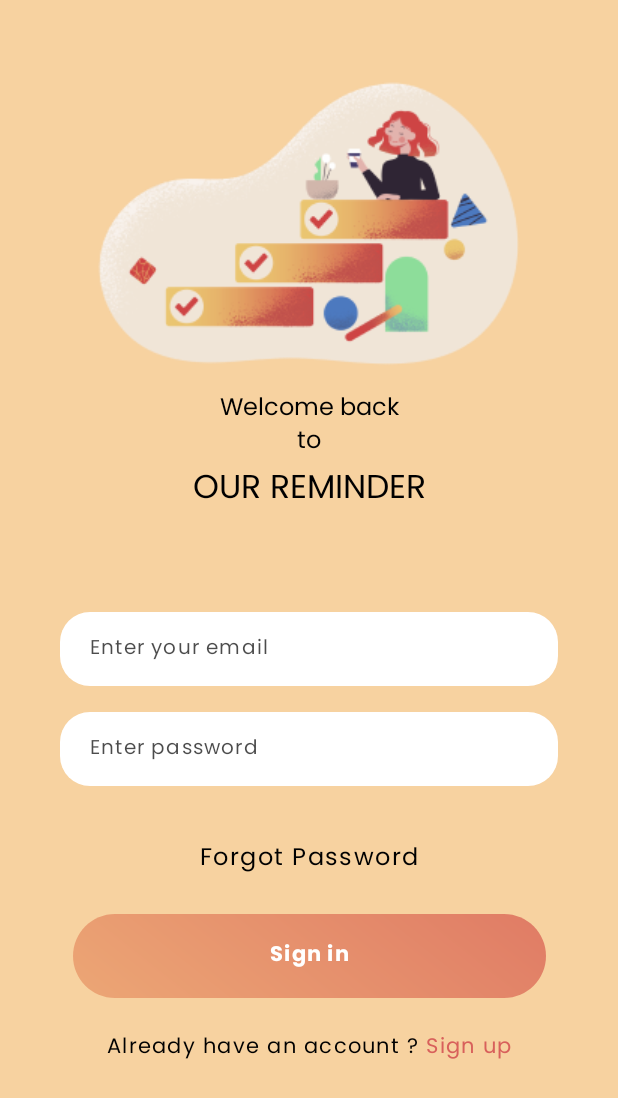
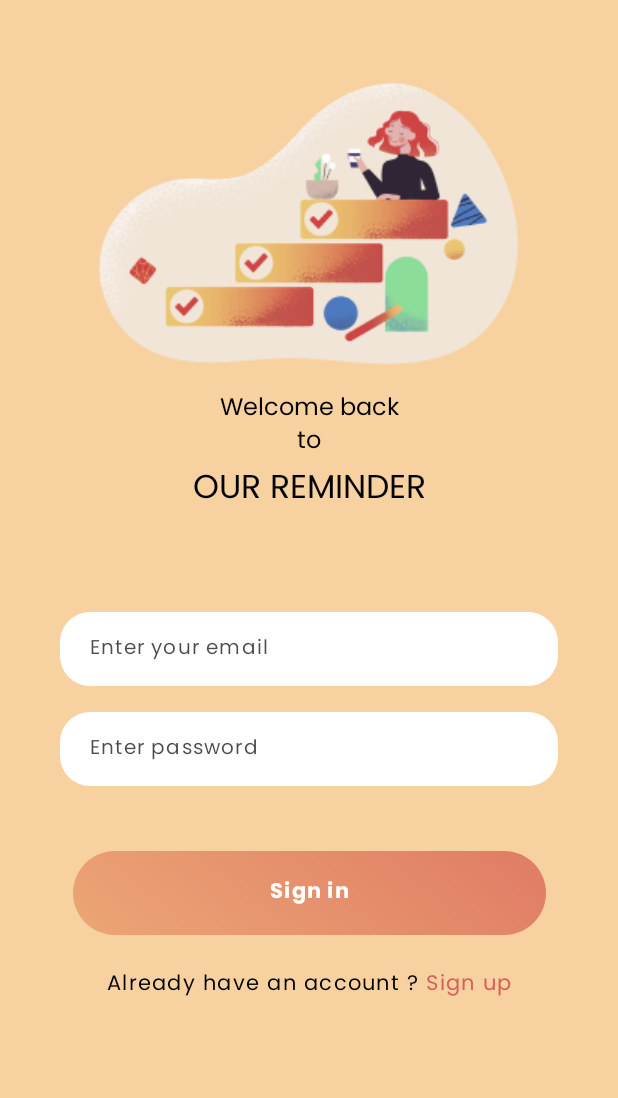
Before and after one commit to anga35/ToDoListApp, an Android app: the SignInActivity screen opened directly, with no data from a screen before it, on a phone screen of 412 x 824 dp. Shown: the top 1098 px of the screen. Run offline under Robolectric (Android 15) with nearby library versions, the light colour scheme and no system bars; our stand-ins replace Dagger/Hilt's generated code; pictures from the network do not load.

Commit message:
Hide forgotten password atm

```diff
--- a/app/src/main/java/com/example/todolistapp/ui/activities/MainActivity.kt
+++ b/app/src/main/java/com/example/todolistapp/ui/activities/MainActivity.kt
@@ -130,10 +130,7 @@ class MainActivity : AppCompatActivity() {
                         timeFormatChar[6] = index.toChar()
                         timeFormat = String(timeFormatChar)
                         taskList.add(TaskDTO(null, inputtedTaskName, null, timeFormat, false))
-
                         emptyDialogInput(this)
-
-
                         val addTaskAdapter =
                             TaskAddRecyclerAdapter(this@MainActivity, taskList, sdfDateTime)
                         addTaskAdapter.taskDeleteOnClickListener =
--- a/app/src/main/res/layout/activity_sign_in.xml
+++ b/app/src/main/res/layout/activity_sign_in.xml
@@ -113,7 +113,7 @@
             app:layout_constraintLeft_toLeftOf="parent"
             app:layout_constraintRight_toRightOf="parent"
             app:layout_constraintTop_toBottomOf="@id/et_sign_in_password"
-
+android:visibility="gone"
 
             ></TextView>
 
@@ -123,7 +123,7 @@
             android:id="@+id/btn_sign_in"
             android:layout_width="wrap_content"
             android:layout_height="wrap_content"
-            android:layout_marginTop="23dp"
+            android:layout_marginTop="43dp"
             android:background="@drawable/btn_drawable"
             android:fontFamily="@font/poppins_bold"
             android:letterSpacing="0.06"
```
